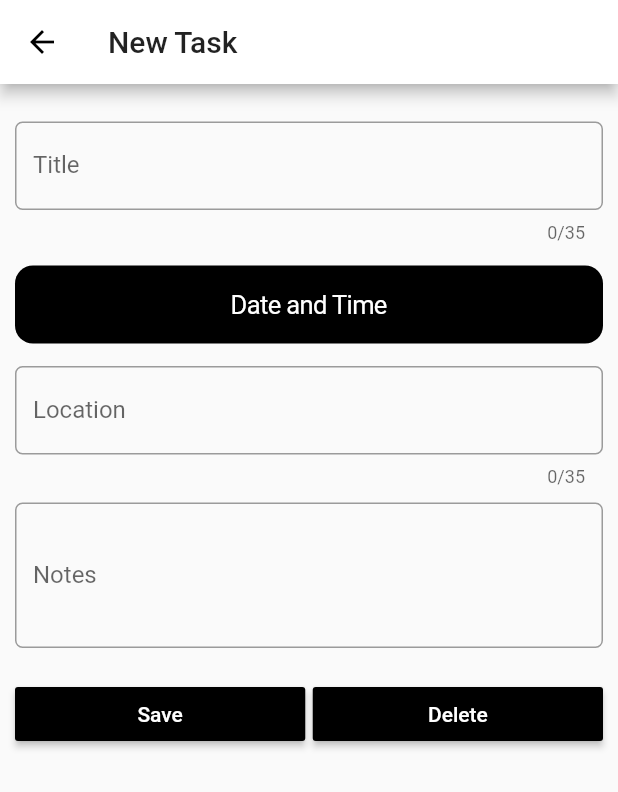
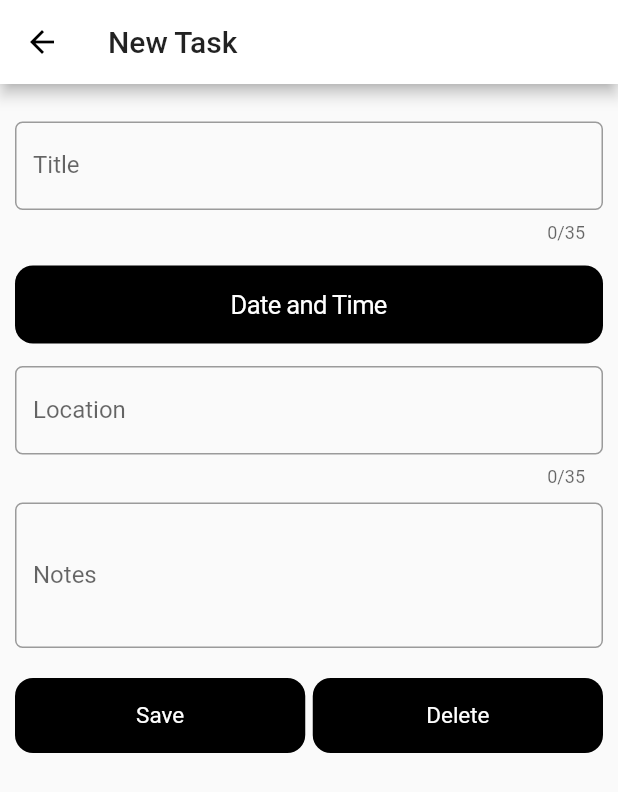
Before and after one commit to chrisjjensen12/Fixate, a Flutter app: the TasksDetailsView screen opened directly, on a phone screen of 412 x 824 dp. Shown: the top 792 px of the screen. Run offline on Flutter 3.47's test engine with Material 2 defaults, Android fonts, the light colour scheme and no system bars; Roboto replaces fonts that are missing (Cupertino).

Commit message:
finished date selector and updated save and delete buttons

```diff
--- a/Desktop/MyProjects/fixate/lib/home_widget.dart
+++ b/Desktop/MyProjects/fixate/lib/home_widget.dart
@@ -23,13 +23,15 @@ class _HomeState extends State<Home> {
   Widget build(BuildContext context) {
     return Scaffold(
       appBar: AppBar(
-        title: Text("Your Week",
+        title: Text(
+          "Your Week",
           style: Theme.of(context).textTheme.headline4,
         ),
         backgroundColor: Colors.white,
         centerTitle: false,
       ),
-      body: _children[_currentIndex], //build method for whatever tab eg home, to do, calendar
+      body: _children[
+          _currentIndex], //build method for whatever tab eg home, to do, calendar
       bottomNavigationBar: CupertinoTabBar(
           activeColor: Colors.black,
           backgroundColor: Colors.white,
@@ -41,21 +43,20 @@ class _HomeState extends State<Home> {
               title: Text("Home"),
             ),
 
-          BottomNavigationBarItem(
-            icon: new Icon(Icons.check_circle_outline, size: 25),
-            title: Text("To Do"),
-          ),
+            // BottomNavigationBarItem(
+            //   icon: new Icon(Icons.check_circle_outline, size: 25),
+            //   title: Text("To Do"),
+            // ),
 
             BottomNavigationBarItem(
               icon: new Icon(Icons.calendar_today, size: 25),
               title: Text("Calendar"),
             ),
-        ]
-      ),
+          ]),
     );
   }
 
-  void onTabTapped(int index){
+  void onTabTapped(int index) {
     setState(() {
       _currentIndex = index;
     });
--- a/Desktop/MyProjects/fixate/lib/main.dart
+++ b/Desktop/MyProjects/fixate/lib/main.dart
@@ -21,6 +21,7 @@ class MyApp extends StatelessWidget {
               fontSize: 15.0, fontWeight: FontWeight.bold, color: Colors.black),
           headline4: TextStyle(
               fontSize: 33.0, fontWeight: FontWeight.bold, color: Colors.black),
+          headline5: TextStyle(fontSize: 15.0, color: Colors.white),
         ),
       ),
       home: Home(),
--- a/Desktop/MyProjects/fixate/lib/tasks_details_view.dart
+++ b/Desktop/MyProjects/fixate/lib/tasks_details_view.dart
@@ -1,6 +1,7 @@
 import 'package:flutter/material.dart';
 import 'date_picker_view.dart';
 import 'package:flutter/cupertino.dart';
+import 'package:intl/intl.dart';
 // import 'package:flutter_cupertino_date_picker/flutter_cupertino_date_picker.dart';
 
 // ignore: must_be_immutable
@@ -15,7 +16,6 @@ class TasksDetailsViewState extends State<TasksDetailsView> {
   TextEditingController notesController = TextEditingController();
   TextEditingController locationController = TextEditingController();
   DateTime _dateTime;
-
   @override
   Widget build(BuildContext context) {
     return Scaffold(
@@ -50,7 +50,10 @@ class TasksDetailsViewState extends State<TasksDetailsView> {
               child: CupertinoButton(
                 color: Colors.black,
                 child: Text(
-                    _dateTime == null ? 'Date and Time' : _dateTime.toString(),
+                    _dateTime == null
+                        ? 'Date and Time'
+                        : DateFormat('EEE MMM d, ' 'h:mm aaa')
+                            .format(_dateTime),
                     style: new TextStyle(color: Colors.white)),
                 onPressed: () {
                   navigateToDatePicker(context).then((DateTime result) {
@@ -138,10 +141,10 @@ class TasksDetailsViewState extends State<TasksDetailsView> {
               child: Row(
                 children: <Widget>[
                   Expanded(
-                    child: RaisedButton(
+                    child: CupertinoButton(
                       color: Colors.black,
-                      textColor: Colors.white,
-                      child: Text("Save"),
+                      child: Text("Save",
+                          style: Theme.of(context).textTheme.headline5),
                       onPressed: () {
                         setState(() {
                           debugPrint("Save clicked");
@@ -152,10 +155,12 @@ class TasksDetailsViewState extends State<TasksDetailsView> {
                   ),
                   Container(width: 5.0),
                   Expanded(
-                    child: RaisedButton(
+                    child: CupertinoButton(
                       color: Colors.black,
-                      textColor: Colors.white,
-                      child: Text("Delete"),
+                      child: Text(
+                        "Delete",
+                        style: Theme.of(context).textTheme.headline5,
+                      ),
                       onPressed: () {
                         setState(() {
                           debugPrint("Delete clicked");
--- a/Desktop/MyProjects/fixate/pubspec.yaml
+++ b/Desktop/MyProjects/fixate/pubspec.yaml
@@ -22,6 +22,7 @@ environment:
 
 dependencies:
   flutter_cupertino_date_picker: ^1.0.26+2
+  intl: ^0.15.7
   flutter:
     sdk: flutter
 
```
Also changed, not shown: Desktop/MyProjects/fixate/pubspec.lock. Lines whose indentation alone changed are shown as unchanged.
